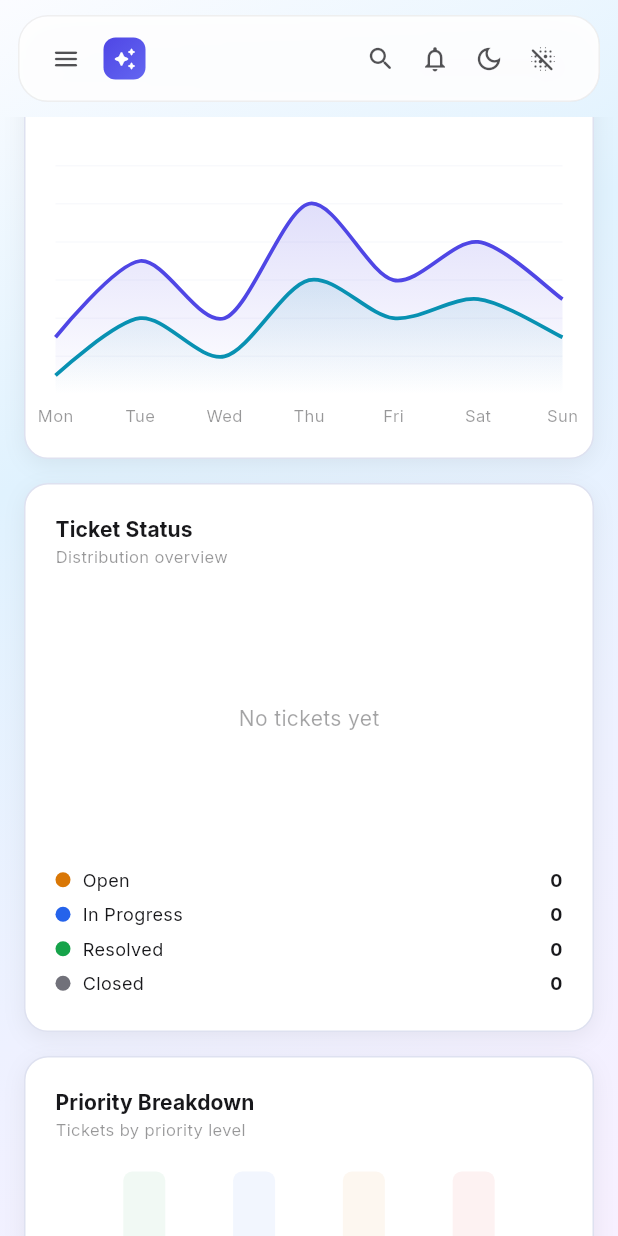
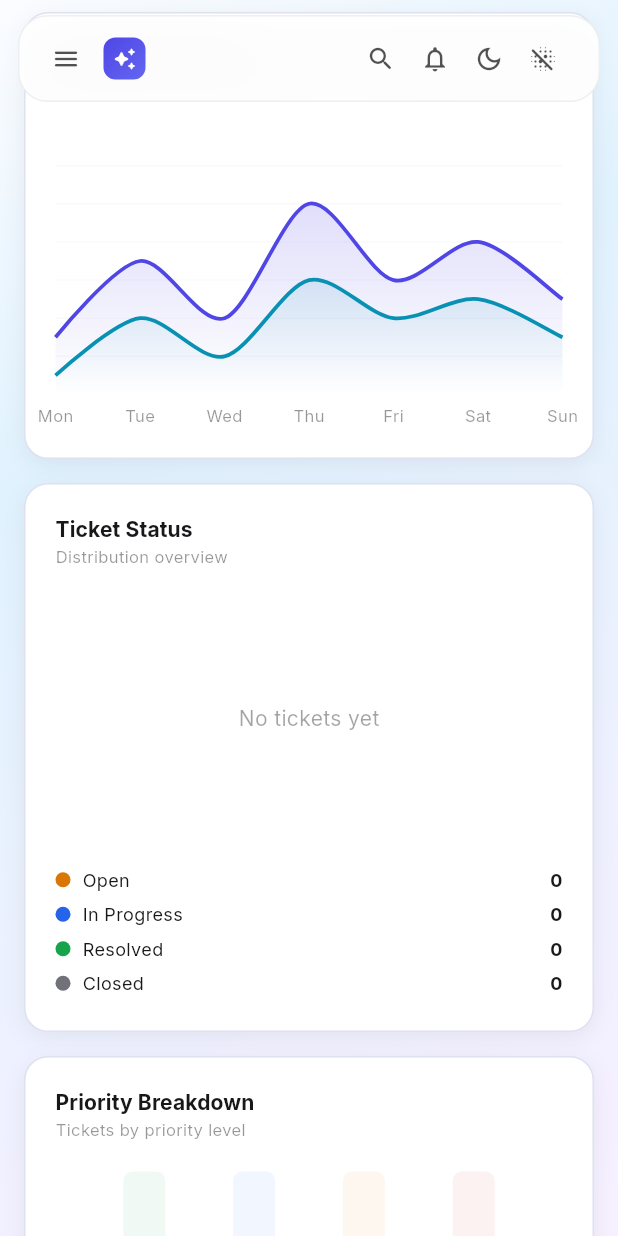
Before and after one commit to cosmopole-org/autocreat, a Flutter app: the DashboardScreen screen opened by its route, scrolled down 576 dp, on a phone screen of 412 x 824 dp. Run offline on Flutter 3.47's test engine with Material 3 defaults, Android fonts, the phone set to English and light mode, and no system bars; drawn by our look-alikes of badges, fl_chart, flutter_animate; our stand-ins replace cached_network_image, data_table_2, dio, dotted_border, file_picker, flutter_colorpicker and 9 more; missing offline and left inert: flutter_quill; accounts and stored records are empty; generated files the repository leaves out were written again; network calls fail.

Commit message:
Pad mobile page content below floating bar

```diff
--- a/client/lib/screens/dashboard/dashboard_screen.dart
+++ b/client/lib/screens/dashboard/dashboard_screen.dart
@@ -55,7 +55,12 @@ class _DashboardScreenState extends ConsumerState<DashboardScreen> {
     return Scaffold(
       backgroundColor: Theme.of(context).scaffoldBackgroundColor,
       body: SingleChildScrollView(
-        padding: const EdgeInsets.fromLTRB(16, 16, 16, 32),
+        padding: EdgeInsets.fromLTRB(
+          16,
+          MediaQuery.of(context).padding.top + 16,
+          16,
+          32,
+        ),
         child: Column(
           crossAxisAlignment: CrossAxisAlignment.start,
           children: [
--- a/client/lib/widgets/responsive_shell.dart
+++ b/client/lib/widgets/responsive_shell.dart
@@ -148,7 +148,8 @@ class _ResponsiveShellState extends ConsumerState<ResponsiveShell> {
   }
 
   Widget _buildMobileLayout() {
-    final topPadding = MediaQuery.of(context).padding.top;
+    final mediaQuery = MediaQuery.of(context);
+    final topPadding = mediaQuery.padding.top;
     const barHeight = 58.0;
     const barMarginTop = 10.0;
     const barMarginH = 12.0;
@@ -167,10 +168,16 @@ class _ResponsiveShellState extends ConsumerState<ResponsiveShell> {
       ),
       body: Stack(
         children: [
-          // Page content – padded below the floating bar
+          // Page content fills the shell; the floating bar overlays it.
+          // The injected top padding lets inner page content start below the
+          // overlay while scrollable content can still move underneath it.
           Positioned.fill(
-            top: contentTopPadding,
-            child: widget.child,
+            child: MediaQuery(
+              data: mediaQuery.copyWith(
+                padding: mediaQuery.padding.copyWith(top: contentTopPadding),
+              ),
+              child: widget.child,
+            ),
           ),
           // Floating top bar
           Positioned(
```
Also changed, not shown: client/lib/screens/companies/companies_screen.dart (+6 -1 lines), client/lib/screens/companies/company_detail_screen.dart (+6 -1 lines).
